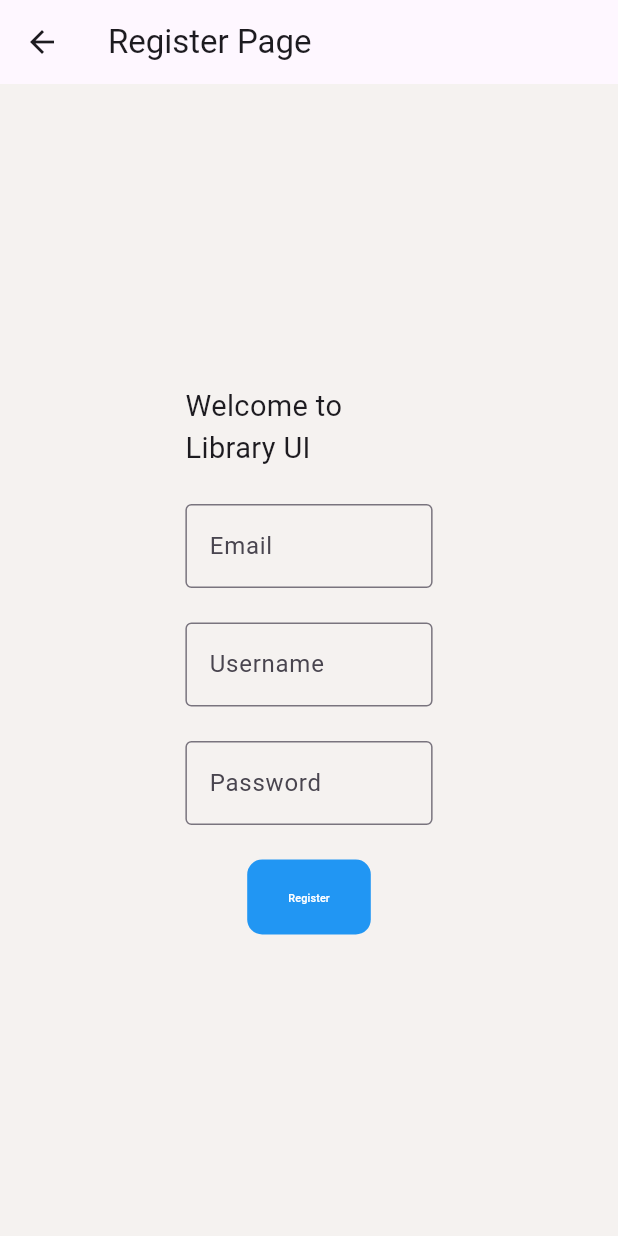
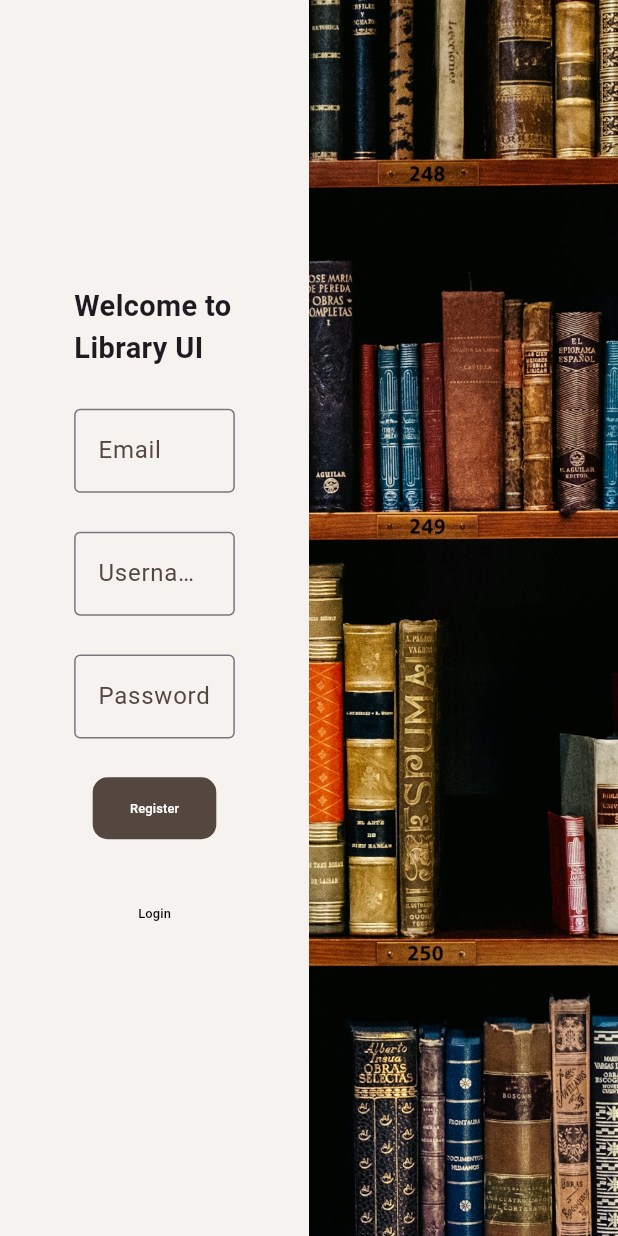
Before and after one commit to MousaZa/library-app-go, a Flutter app: the screen it shows after launch, after a tap on "Register", on a phone screen of 412 x 824 dp. Run offline on Flutter 3.47's test engine with Material 3 defaults, Android fonts, the phone set to English and light mode, and no system bars; our stand-ins replace badges, file_picker, flutter_secure_storage, get, sizer, timelines; missing offline and left inert: choice, dynamic_height_grid_view, flutter_stepindicator, star_menu; network calls fail.

Commit message:
Login & Register pages UI

```diff
--- a/library_ui/lib/views/users/login.dart
+++ b/library_ui/lib/views/users/login.dart
@@ -16,36 +16,61 @@ class LoginPage extends StatelessWidget {
   @override
   Widget build(BuildContext context) {
     return Scaffold(
-      appBar: AppBar(
-        title: Text('Login Page'),
-      ),
-      body: Center(
-        child: SizedBox(
-          width: 40.w,
-          height: 50.h,
+      backgroundColor: MyColors.lightBrown.withOpacity(0.1),
+      // appBar: AppBar(
+      //   title: Text('Login Page'),
+      // ),
+      body: Row(
+        children: [
+          Expanded(
+            child: Center(
+              child: Padding(
+                padding: EdgeInsets.symmetric(horizontal: 12.w, vertical: 20.h),
                 child: Column(
                   mainAxisAlignment: MainAxisAlignment.spaceEvenly,
                   children: <Widget>[
-              Text('Welcome to Library UI',style: TextStyle(fontSize: 18.sp),),
+                    Text('Welcome to Library UI',style: TextStyle(fontSize: 18.sp, fontWeight: FontWeight.bold),),
                     TextField(
                       controller: _usernameController,
                       decoration: InputDecoration(
                         labelText: 'Username',
-                  border: OutlineInputBorder()
+                        // border: OutlineInputBorder()
+                        labelStyle: TextStyle(color: MyColors.brown),
+                        focusColor: MyColors.brown,
+                        hoverColor: MyColors.brown,
+                        fillColor: MyColors.brown,
+                        iconColor: MyColors.brown,
+                        border: OutlineInputBorder(
+                          borderSide: BorderSide(color: MyColors.brown),
+                        ),
+                        focusedBorder: OutlineInputBorder(
+                          borderSide: BorderSide(color: MyColors.brown,style: BorderStyle.solid),
+                        ),
                       ),
                     ),
                     TextField(
                       controller: _passwordController,
                      decoration: InputDecoration(
                         labelText: 'Password',
-                  border: OutlineInputBorder()
+                        // border: OutlineInputBorder()
+                        labelStyle: TextStyle(color: MyColors.brown),
+                        focusColor: MyColors.brown,
+                        hoverColor: MyColors.brown,
+                        fillColor: MyColors.brown,
+                        iconColor: MyColors.brown,
+                        border: OutlineInputBorder(
+                          borderSide: BorderSide(color: MyColors.brown),
+                        ),
+                        focusedBorder: OutlineInputBorder(
+                          borderSide: BorderSide(color: MyColors.brown,style: BorderStyle.solid),
+                        ),
                       ),
                     ),
                     Container(
                       width: 20.w,
-                height: 50,
+                      height: 5.h,
                       decoration: BoxDecoration(
-                  color: Theme.of(context).colorScheme.primary,
+                        color: MyColors.brown,
                         borderRadius: BorderRadius.circular(10),
                       ),
                       child: MaterialButton(
@@ -78,7 +103,7 @@ class LoginPage extends StatelessWidget {
                           );
                         }
                       },
-                  child: Text('Login',style: TextStyle(color: Theme.of(context).colorScheme.onPrimary,fontSize: 11.sp),),
+                        child: Text('Login',style: TextStyle(color: Colors.white,fontSize: 12.sp,),),
                       ),
                     ),
                     TextButton(
@@ -91,10 +116,16 @@ class LoginPage extends StatelessWidget {
                           ),
                         );
                       },
-                child: Text('Register'),
+                      child: Text('Register', style: TextStyle(fontSize: 12.sp, color: Colors.black),),
                     ),
                   ],
                 ),
               ),
             ),
+          ),
+          Expanded(
+            child: Container(height:double.infinity,child: Image.asset('assets/images/background.jpeg',fit: BoxFit.fitHeight,)),
+          )
+        ],
+      ),
     );}}
--- a/library_ui/lib/views/users/register.dart
+++ b/library_ui/lib/views/users/register.dart
@@ -1,6 +1,7 @@
 import 'package:flutter/material.dart';
 import 'package:get/get.dart';
 import 'package:library_ui/controllers/auth.dart';
+import 'package:library_ui/globals.dart';
 import 'package:sizer/sizer.dart';
 
 class RegisterPage extends StatelessWidget {
@@ -13,59 +14,124 @@ class RegisterPage extends StatelessWidget {
   @override
   Widget build(BuildContext context) {
     return Scaffold(
-      appBar: AppBar(
-        title: Text('Register Page'),
-      ),
-      body: Center(
-        child: SizedBox(
-          width: 40.w,
-          height: 50.h,
+      body: Row(
+        children: [
+          Expanded(
+            child: Center(
+              child: Padding(
+                padding: EdgeInsets.symmetric(horizontal: 12.w, vertical: 20.h),
                 child: Column(
                   mainAxisAlignment: MainAxisAlignment.spaceEvenly,
                   children: <Widget>[
-              Text('Welcome to Library UI', style: TextStyle(fontSize: 18.sp),),
+                    Text(
+                      'Welcome to Library UI',
+                      style: TextStyle(
+                          fontSize: 18.sp, fontWeight: FontWeight.bold),
+                    ),
                     TextField(
                       controller: _emailController,
                       decoration: InputDecoration(
                         labelText: 'Email',
-                  border: OutlineInputBorder()
+                        labelStyle: TextStyle(color: MyColors.brown),
+                        focusColor: MyColors.brown,
+                        hoverColor: MyColors.brown,
+                        fillColor: MyColors.brown,
+                        iconColor: MyColors.brown,
+                        border: OutlineInputBorder(
+                          borderSide: BorderSide(color: MyColors.brown),
+                        ),
+                        focusedBorder: OutlineInputBorder(
+                          borderSide: BorderSide(
+                              color: MyColors.brown, style: BorderStyle.solid),
+                        ),
                       ),
                     ),
                     TextField(
                       controller: _usernameController,
                       decoration: InputDecoration(
                         labelText: 'Username',
-                  border: OutlineInputBorder()
+                        labelStyle: TextStyle(color: MyColors.brown),
+                        focusColor: MyColors.brown,
+                        hoverColor: MyColors.brown,
+                        fillColor: MyColors.brown,
+                        iconColor: MyColors.brown,
+                        border: OutlineInputBorder(
+                          borderSide: BorderSide(color: MyColors.brown),
+                        ),
+                        focusedBorder: OutlineInputBorder(
+                          borderSide: BorderSide(
+                              color: MyColors.brown, style: BorderStyle.solid),
+                        ),
                       ),
                     ),
                     TextField(
                       controller: _passwordController,
                       decoration: InputDecoration(
                         labelText: 'Password',
-                  border: OutlineInputBorder()
+                        labelStyle: TextStyle(color: MyColors.brown),
+                        focusColor: MyColors.brown,
+                        hoverColor: MyColors.brown,
+                        fillColor: MyColors.brown,
+                        iconColor: MyColors.brown,
+                        border: OutlineInputBorder(
+                          borderSide: BorderSide(color: MyColors.brown),
+                        ),
+                        focusedBorder: OutlineInputBorder(
+                          borderSide: BorderSide(
+                              color: MyColors.brown, style: BorderStyle.solid),
+                        ),
                       ),
                     ),
                     Container(
                       width: 20.w,
-                height: 50,
+                      height: 5.h,
                       decoration: BoxDecoration(
-                  color: Colors.blue,
+                        color: MyColors.brown,
                         borderRadius: BorderRadius.circular(10),
                       ),
                       child: MaterialButton(
-                  onPressed: ()async {
-                    final user = await controller.register(_emailController.text, _usernameController.text, _passwordController.text);
+                        onPressed: () async {
+                          final user = await controller.register(
+                              _emailController.text,
+                              _usernameController.text,
+                              _passwordController.text);
                           if (user != 'error') {
-                         Get.snackbar('Account created successfully', 'Please login to continue');
+                            Get.snackbar('Account created successfully',
+                                'Please login to continue');
                             Get.offAllNamed('/login');
                           }
+                        },
+                        child: Text(
+                          'Register',
+                          style: TextStyle(
+                            color: Colors.white,
+                            fontSize: 12.sp,
+                          ),
+                        ),
+                      ),
+                    ),
+                    TextButton(
+                      onPressed: () {
 
+                        Navigator.pop(context);
                       },
-                  child: Text('Register', style: TextStyle(color: Colors.white, fontSize: 11.sp),),
-                ),
+                      child: Text('Login', style: TextStyle(fontSize: 12.sp, color: Colors.black),),
                     ),
                   ],
                 ),
               ),
             ),
-    );}}
+          ),
+          Expanded(
+            child: Container(
+                height: double.infinity,
+                child: Image.asset(
+                  'assets/images/background.jpeg',
+                  fit: BoxFit.fitHeight,
+                )),
+          )
+        ],
+      ),
+    );
+  }
+}
--- a/library_ui/pubspec.yaml
+++ b/library_ui/pubspec.yaml
@@ -77,6 +77,8 @@ flutter:
   # the material Icons class.
   uses-material-design: true
 
+  assets:
+      - assets/images/
   # To add assets to your application, add an assets section, like this:
   # assets:
   #   - images/a_dot_burr.jpeg
```
Also changed, not shown: library_ui/assets/images/background.jpeg (added). Lines whose indentation alone changed are shown as unchanged.
